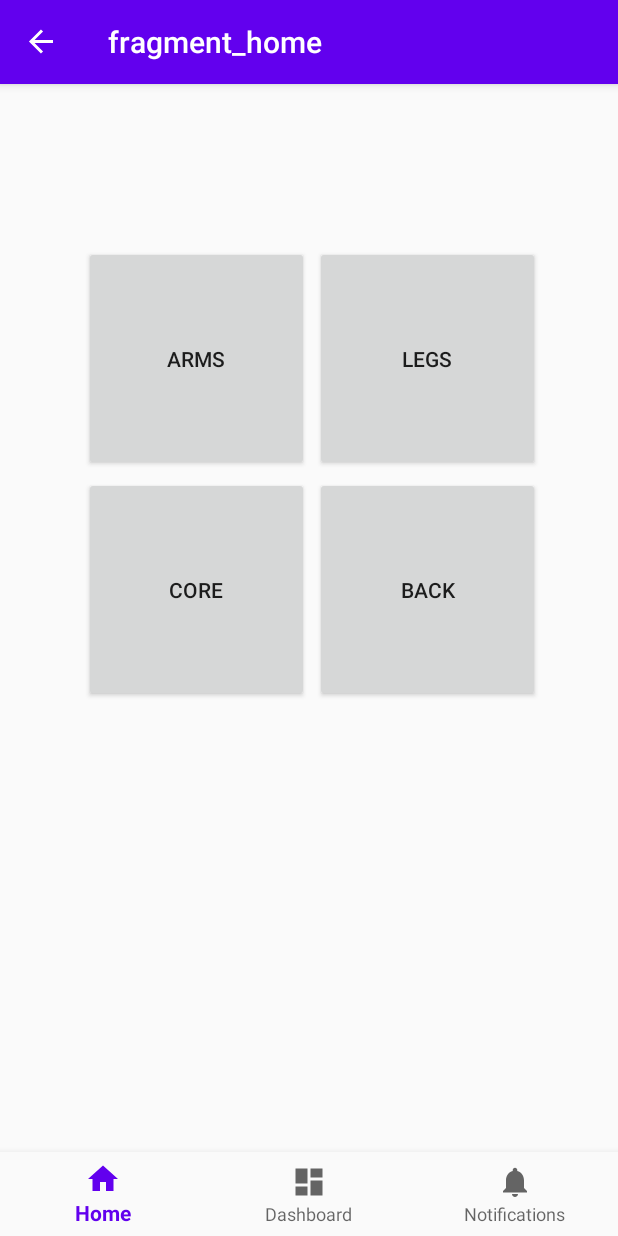
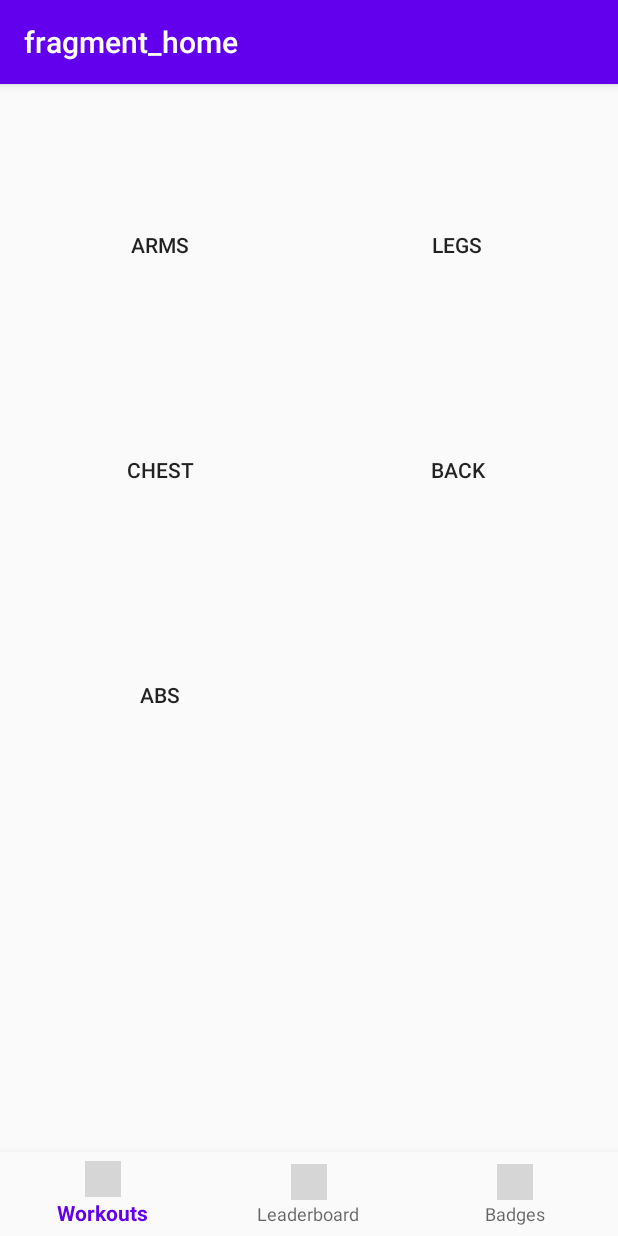
Before and after one commit to naporter/FitZique, an Android app: the screen it shows after launch (MainActivity), on a phone screen of 412 x 824 dp. Run offline under Robolectric (Android 15) with nearby library versions, the phone set to English and light mode, and no system bars; our stand-ins replace navigation-ui; grey boxes are pictures that could not be loaded.

Commit message:
Added workouts to chest. Fixed the Navigation not going back to home.

```diff
--- a/app/src/main/java/com/example/workoutapp/ui/home/HomeFragment.java
+++ b/app/src/main/java/com/example/workoutapp/ui/home/HomeFragment.java
@@ -27,11 +27,13 @@ public class HomeFragment extends Fragment implements View.OnClickListener{
         navController = Navigation.findNavController(view);
         view.findViewById(R.id.armsBtn).setOnClickListener(this);
         view.findViewById(R.id.legsBtn).setOnClickListener(this);
+        view.findViewById(R.id.absBtn).setOnClickListener(this);
+        view.findViewById(R.id.chestBtn).setOnClickListener(this);
+        view.findViewById(R.id.backBtn).setOnClickListener(this);
     }
 
     public View onCreateView(@NonNull LayoutInflater inflater,
                              ViewGroup container, Bundle savedInstanceState) {
-        homeViewModel = ViewModelProviders.of(this).get(HomeViewModel.class);
         View root = inflater.inflate(R.layout.fragment_home, container, false);
         return root;
     }
@@ -46,6 +48,15 @@ public class HomeFragment extends Fragment implements View.OnClickListener{
             case R.id.legsBtn:
                 navController.navigate(R.id.action_homeFragment_to_legsFragment);
                 break;
+            case R.id.absBtn:
+                navController.navigate(R.id.action_homeFragment_to_absFragment);
+                break;
+            case R.id.chestBtn:
+                navController.navigate(R.id.action_homeFragment_to_chestFragment);
+                break;
+            case R.id.backBtn:
+                navController.navigate(R.id.action_homeFragment_to_backFragment);
+                break;
             default:
                 break;
         }
--- a/app/src/main/java/com/example/workoutapp/ui/home/HomeViewModel.java
+++ b/app/src/main/java/com/example/workoutapp/ui/home/HomeViewModel.java
@@ -4,7 +4,7 @@ import androidx.lifecycle.LiveData;
 import androidx.lifecycle.MutableLiveData;
 import androidx.lifecycle.ViewModel;
 
-public class HomeViewModel extends ViewModel {
+public class HomeViewModel extends ViewModel { //Possible unused class, may delete
 
     private MutableLiveData<String> mText;
 
--- a/app/src/main/res/layout/activity_main.xml
+++ b/app/src/main/res/layout/activity_main.xml
@@ -4,15 +4,12 @@
     xmlns:tools="http://schemas.android.com/tools"
     android:id="@+id/container"
     android:layout_width="match_parent"
-    android:layout_height="match_parent"
-    android:paddingTop="?attr/actionBarSize">
+    android:layout_height="match_parent">
 
     <com.google.android.material.bottomnavigation.BottomNavigationView
         android:id="@+id/nav_view"
         android:layout_width="0dp"
         android:layout_height="wrap_content"
-        android:layout_marginStart="0dp"
-        android:layout_marginEnd="0dp"
         android:background="?android:attr/windowBackground"
         app:layout_constraintBottom_toBottomOf="parent"
         app:layout_constraintLeft_toLeftOf="parent"
@@ -25,13 +22,14 @@
         android:layout_width="0dp"
         android:layout_height="0dp"
         app:defaultNavHost="true"
-        app:layout_constraintBottom_toTopOf="@id/nav_view"
+        app:layout_constraintBottom_toTopOf="@+id/nav_view"
         app:layout_constraintEnd_toEndOf="parent"
         app:layout_constraintHorizontal_bias="0.0"
         app:layout_constraintLeft_toLeftOf="parent"
         app:layout_constraintRight_toRightOf="parent"
         app:layout_constraintStart_toStartOf="parent"
         app:layout_constraintTop_toTopOf="parent"
+        app:layout_constraintVertical_bias="0.0"
         app:navGraph="@navigation/mobile_navigation" />
 
 </androidx.constraintlayout.widget.ConstraintLayout>
--- a/app/src/main/res/layout/fragment_abs.xml
+++ b/app/src/main/res/layout/fragment_abs.xml
@@ -24,6 +24,7 @@
                 android:id="@+id/curlsBtn"
                 android:layout_width="match_parent"
                 android:layout_height="match_parent"
+                android:background="@android:color/transparent"
                 android:text="Curls" />
 
             <Button
--- a/app/src/main/res/layout/fragment_home.xml
+++ b/app/src/main/res/layout/fragment_home.xml
@@ -10,39 +10,52 @@
         android:id="@+id/armsBtn"
         android:layout_width="150dp"
         android:layout_height="150dp"
-        android:layout_marginStart="56dp"
-        android:layout_marginTop="52dp"
-        android:text="Arms"
+        android:layout_marginStart="32dp"
+        android:layout_marginTop="32dp"
+        android:background="@android:color/transparent"
+        android:text="@string/arms"
         app:layout_constraintStart_toStartOf="parent"
         app:layout_constraintTop_toTopOf="parent" />
 
     <Button
-        android:id="@+id/button2"
+        android:id="@+id/backBtn"
         android:layout_width="150dp"
         android:layout_height="150dp"
-        android:layout_marginTop="4dp"
-        android:layout_marginEnd="52dp"
-        android:text="Back"
+        android:layout_marginEnd="32dp"
+        android:background="@android:color/transparent"
+        android:text="@string/back"
         app:layout_constraintEnd_toEndOf="parent"
         app:layout_constraintTop_toBottomOf="@+id/legsBtn" />
 
     <Button
-        android:id="@+id/button3"
+        android:id="@+id/chestBtn"
         android:layout_width="150dp"
         android:layout_height="150dp"
-        android:layout_marginStart="56dp"
-        android:layout_marginTop="4dp"
-        android:text="Core"
+        android:layout_marginStart="32dp"
+        android:background="@android:color/transparent"
+        android:text="@string/chest"
         app:layout_constraintStart_toStartOf="parent"
         app:layout_constraintTop_toBottomOf="@+id/armsBtn" />
+
+    <Button
+        android:id="@+id/absBtn"
+        android:layout_width="150dp"
+        android:layout_height="150dp"
+        android:layout_marginStart="32dp"
+        android:background="@android:color/transparent"
+        android:text="@string/abs"
+        app:layout_constraintStart_toStartOf="parent"
+        app:layout_constraintTop_toBottomOf="@+id/chestBtn" />
 
     <Button
         android:id="@+id/legsBtn"
         android:layout_width="150dp"
         android:layout_height="150dp"
-        android:layout_marginTop="52dp"
-        android:layout_marginEnd="52dp"
-        android:text="Legs"
+        android:layout_marginTop="32dp"
+        android:layout_marginEnd="32dp"
+        android:background="@android:color/transparent"
+        android:text="@string/legs"
         app:layout_constraintEnd_toEndOf="parent"
         app:layout_constraintTop_toTopOf="parent" />
+
 </androidx.constraintlayout.widget.ConstraintLayout>
--- a/app/src/main/res/menu/bottom_nav_menu.xml
+++ b/app/src/main/res/menu/bottom_nav_menu.xml
@@ -3,17 +3,17 @@
 
     <item
         android:id="@+id/navigation_home"
-        android:icon="@drawable/ic_home_black_24dp"
-        android:title="@string/title_home" />
+        android:icon="@drawable/dumbbell"
+        android:title="Workouts" />
 
     <item
         android:id="@+id/navigation_dashboard"
-        android:icon="@drawable/ic_dashboard_black_24dp"
-        android:title="@string/title_dashboard" />
+        android:icon="@drawable/graph"
+        android:title="Leaderboard" />
 
     <item
         android:id="@+id/navigation_notifications"
-        android:icon="@drawable/ic_notifications_black_24dp"
-        android:title="@string/title_notifications" />
+        android:icon="@drawable/badge"
+        android:title="Badges" />
 
 </menu>
--- a/app/src/main/res/navigation/mobile_navigation.xml
+++ b/app/src/main/res/navigation/mobile_navigation.xml
@@ -3,7 +3,7 @@
     xmlns:app="http://schemas.android.com/apk/res-auto"
     xmlns:tools="http://schemas.android.com/tools"
     android:id="@+id/mobile_navigation"
-    app:startDestination="@id/homeFragment">
+    app:startDestination="@id/navigation_home">
 
     <fragment
         android:id="@+id/navigation_dashboard"
@@ -17,16 +17,7 @@
         android:label="@string/title_notifications"
         tools:layout="@layout/fragment_notifications" />
     <fragment
-        android:id="@+id/legsFragment"
-        android:name="com.example.workoutapp.ui.home.LegsFragment"
-        android:label="fragment_legs"
-        tools:layout="@layout/fragment_legs" >
-        <action
-            android:id="@+id/action_legsFragment_to_exerciseFragment"
-            app:destination="@id/exerciseFragment" />
-    </fragment>
-    <fragment
-        android:id="@+id/homeFragment"
+        android:id="@+id/navigation_home"
         android:name="com.example.workoutapp.ui.home.HomeFragment"
         android:label="fragment_home"
         tools:layout="@layout/fragment_home" >
@@ -36,6 +27,24 @@
         <action
             android:id="@+id/action_homeFragment_to_armsFragment"
             app:destination="@id/armsFragment" />
+        <action
+            android:id="@+id/action_homeFragment_to_chestFragment"
+            app:destination="@id/chestFragment" />
+        <action
+            android:id="@+id/action_homeFragment_to_backFragment"
+            app:destination="@id/backFragment" />
+        <action
+            android:id="@+id/action_homeFragment_to_absFragment"
+            app:destination="@id/absFragment" />
+    </fragment>
+    <fragment
+        android:id="@+id/legsFragment"
+        android:name="com.example.workoutapp.ui.home.LegsFragment"
+        android:label="fragment_legs"
+        tools:layout="@layout/fragment_legs" >
+        <action
+            android:id="@+id/action_legsFragment_to_exerciseFragment"
+            app:destination="@id/exerciseFragment" />
     </fragment>
     <fragment
         android:id="@+id/armsFragment"
@@ -51,4 +60,31 @@
         android:name="com.example.workoutapp.ui.home.ExerciseFragment"
         android:label="fragment_exercise"
         tools:layout="@layout/fragment_exercise" />
+    <fragment
+        android:id="@+id/chestFragment"
+        android:name="com.example.workoutapp.ui.home.ChestFragment"
+        android:label="fragment_chest"
+        tools:layout="@layout/fragment_chest" >
+        <action
+            android:id="@+id/action_chestFragment_to_exerciseFragment"
+            app:destination="@id/exerciseFragment" />
+    </fragment>
+    <fragment
+        android:id="@+id/absFragment"
+        android:name="com.example.workoutapp.ui.home.AbsFragment"
+        android:label="fragment_abs"
+        tools:layout="@layout/fragment_abs" >
+        <action
+            android:id="@+id/action_absFragment_to_exerciseFragment"
+            app:destination="@id/exerciseFragment" />
+    </fragment>
+    <fragment
+        android:id="@+id/backFragment"
+        android:name="com.example.workoutapp.ui.home.BackFragment"
+        android:label="fragment_back"
+        tools:layout="@layout/fragment_back" >
+        <action
+            android:id="@+id/action_backFragment_to_exerciseFragment"
+            app:destination="@id/exerciseFragment" />
+    </fragment>
 </navigation>
--- a/app/src/main/res/values/strings.xml
+++ b/app/src/main/res/values/strings.xml
@@ -15,4 +15,5 @@
     <string name="arms">Arms</string>
     <!-- TODO: Remove or change this placeholder text -->
     <string name="hello_blank_fragment">Hello blank fragment</string>
+    <string name="abs">Abs</string>
 </resources>
```
Also changed, not shown: app/src/main/java/com/example/workoutapp/ui/dashboard/DashboardFragment.java (+0 -9 lines), app/src/main/java/com/example/workoutapp/ui/home/ChestFragment.java (+25 -30 lines), app/src/main/res/layout/fragment_chest.xml (+16 -16 lines).
